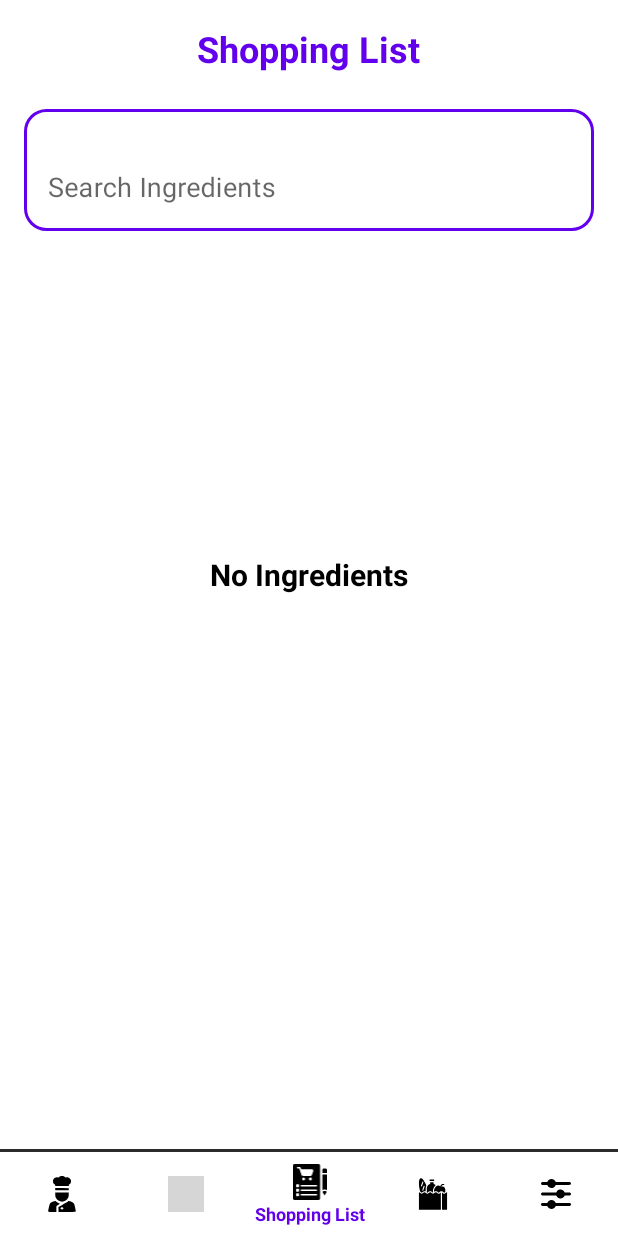
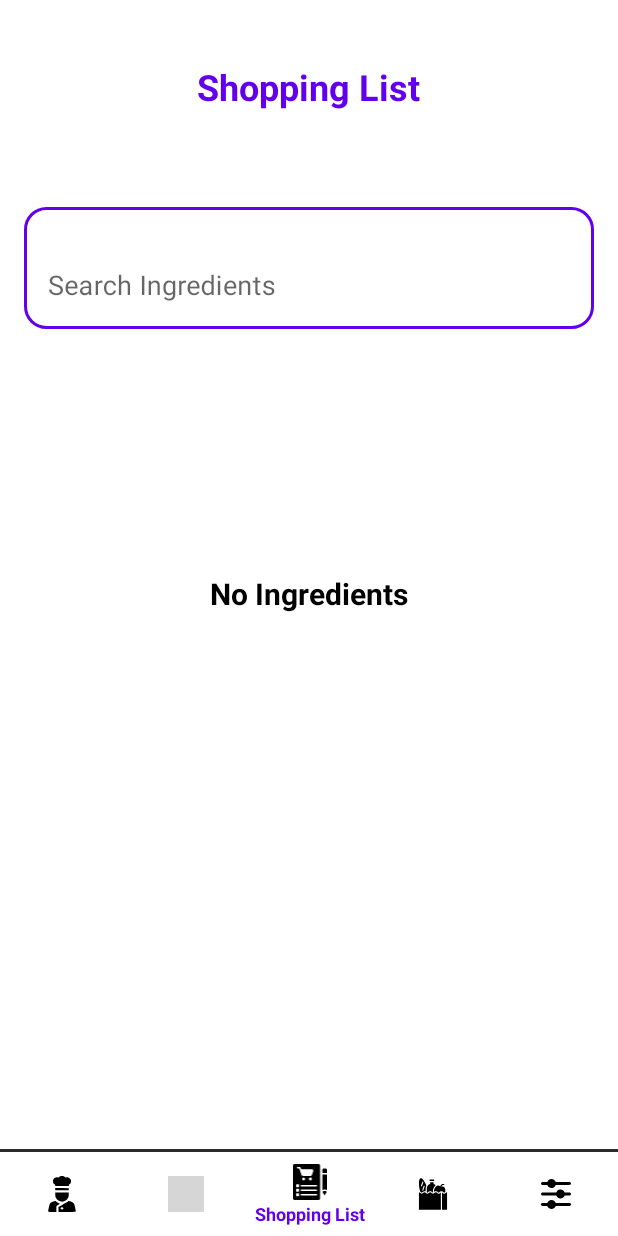
Before and after one commit to mmswflow-upb/RecipeGPT, an Android app: the ShoppingListFragment screen opened through its navigation route, on a phone screen of 412 x 824 dp. Run offline under Robolectric (Android 15) with nearby library versions, the phone set to English and light mode, and no system bars; our stand-ins replace navigation-ui; 3 statements that could not run were skipped; grey boxes are pictures that could not be loaded.

Commit message:
Fixed layout of the shopping list & displayed toasts in recipe details

```diff
--- a/app/src/main/java/com/example/recipegpt/activities/recipedetails/RecipeDetailsViewModel.kt
+++ b/app/src/main/java/com/example/recipegpt/activities/recipedetails/RecipeDetailsViewModel.kt
@@ -8,6 +8,7 @@ import android.util.Log
 import androidx.lifecycle.AndroidViewModel
 import androidx.lifecycle.LiveData
 import androidx.lifecycle.MutableLiveData
+import androidx.lifecycle.viewModelScope
 import com.example.recipegpt.models.Ingredient
 import com.example.recipegpt.models.QuantUnit
 import com.example.recipegpt.models.Recipe
@@ -140,7 +141,9 @@ class RecipeDetailsViewModel(application: Application) : AndroidViewModel(applic
         val resultReceiver = object : android.os.ResultReceiver(null) {
             override fun onReceiveResult(resultCode: Int, resultData: Bundle?) {
                 val success = resultData?.getBoolean("success", false) ?: false
-                callback(success)
+                viewModelScope.launch(Dispatchers.Main){
+                    callback(success)
+                }
             }
         }
 
--- a/app/src/main/java/com/example/recipegpt/models/RecipeResponse.kt
+++ b/app/src/main/java/com/example/recipegpt/models/RecipeResponse.kt
@@ -1,6 +1,8 @@
 package com.example.recipegpt.models
 
+import android.content.Context
 import android.os.Parcelable
+import com.example.recipegpt.R
 import com.google.gson.annotations.SerializedName
 import kotlinx.parcelize.Parcelize
 
@@ -48,6 +50,34 @@ enum class QuantUnit(val unit: String) {
 
 object UnitConverter {
 
+    fun getDisplayName(context: Context, unit: QuantUnit): String {
+        return when (unit) {
+            QuantUnit.grams -> context.getString(R.string.grams)
+            QuantUnit.milligrams -> context.getString(R.string.milligrams)
+            QuantUnit.kilograms -> context.getString(R.string.kilograms)
+            QuantUnit.liters -> context.getString(R.string.liters)
+            QuantUnit.milliliters -> context.getString(R.string.milliliters)
+            QuantUnit.cups -> context.getString(R.string.cups)
+            QuantUnit.tablespoons -> context.getString(R.string.tablespoons)
+            QuantUnit.teaspoons -> context.getString(R.string.teaspoons)
+            QuantUnit.tablespoons_solids_plants_powders -> context.getString(R.string.tablespoons_solid)
+            QuantUnit.teaspoons_solids_plants_powders -> context.getString(R.string.teaspoons_solid)
+            QuantUnit.whole_pieces -> context.getString(R.string.whole_pieces)
+            QuantUnit.piece_about_50_grams -> context.getString(R.string.piece_about_50_grams)
+            QuantUnit.piece_about_100_grams -> context.getString(R.string.piece_about_100_grams)
+            QuantUnit.piece_about_250_grams -> context.getString(R.string.piece_about_250_grams)
+            QuantUnit.drops -> context.getString(R.string.drops)
+        }
+    }
+
+    fun fromDisplayName(context: Context, displayName: String): QuantUnit {
+        return QuantUnit.entries.find {
+            getDisplayName(context, it) == displayName
+        } ?: throw IllegalArgumentException("No QuantUnit matches the display name: $displayName")
+    }
+
+
+
     private val conversionRates = mapOf(
         // Mass conversions
         Pair(QuantUnit.milligrams, QuantUnit.grams) to 0.001,
@@ -88,6 +118,8 @@ object UnitConverter {
         Pair(QuantUnit.grams, QuantUnit.piece_about_100_grams) to 1.0 / 100.0,
         Pair(QuantUnit.grams, QuantUnit.piece_about_250_grams) to 1.0 / 250.0
     )
+
+
 
     fun convert(value: Double, from: QuantUnit, to: QuantUnit): Double {
         return if (from == to) {
--- a/app/src/main/res/layout/fragment_shopping_list.xml
+++ b/app/src/main/res/layout/fragment_shopping_list.xml
@@ -4,6 +4,7 @@
     android:layout_width="match_parent"
     android:layout_height="match_parent"
     android:background="?attr/background"
+    android:layout_marginTop="25dp"
     android:padding="16dp">
 
     <!-- Title at the Top -->
@@ -14,7 +15,7 @@
         android:layout_centerHorizontal="true"
         android:text="@string/shopping_list"
         android:textColor="?attr/colorPrimary"
-        android:layout_marginBottom="24dp"
+        android:layout_marginBottom="40dp"
         android:textSize="24sp"
         android:textStyle="bold" />
 
@@ -24,7 +25,7 @@
         android:layout_width="match_parent"
         android:layout_height="wrap_content"
         android:layout_below="@id/titleTextView"
-        android:layout_marginBottom="16dp"
+        android:layout_marginVertical="24dp"
         android:gravity="center_vertical"
         android:orientation="horizontal"
         android:background="@drawable/rounded_rectangle_border"
--- a/app/src/main/res/values/strings.xml
+++ b/app/src/main/res/values/strings.xml
@@ -92,5 +92,7 @@
     <string name="not_enough_ingredients">Not enough ingredients!</string>
     <string name="recipe_cooked_successfully">Recipe cooked successfully!</string>
     <string name="recipes_generation_in_process">Wait for the current prompt to be processed!</string>
+    <string name="milligrams">milligrams</string>
+    <string name="drops">drops</string>
 
 </resources>
```
Also changed, not shown: app/src/main/java/com/example/recipegpt/activities/recipedetails/RecipeDetailsActivity.kt (+10 -29 lines), app/src/main/java/com/example/recipegpt/adapters/ShoppingListIngredientAdapter.kt (+3 -28 lines), app/src/main/java/com/example/recipegpt/fragments/shoppinglist/ShoppingListFragment.kt (+21 -40 lines).
